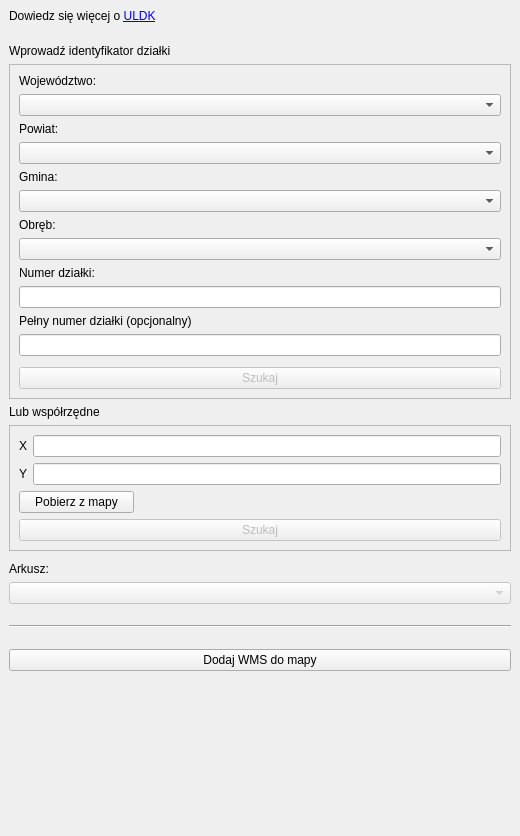
The window that wyszukiwarka-gugik-uldk/plugin_dockwidget_base.ui (gis-support/wyszukiwarka-gugik-uldk) describes before a commit, drawn with Qt 5.
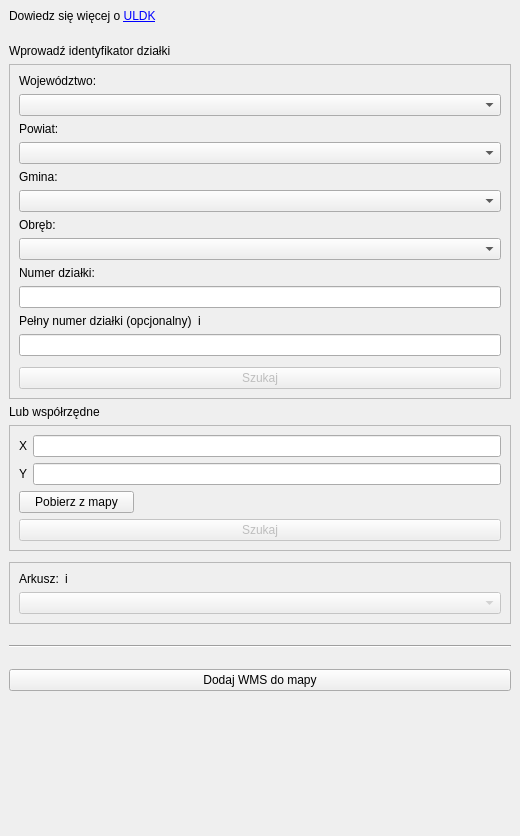
The same window after the commit.

The edit to the form file:
```diff
--- a/wyszukiwarka-gugik-uldk/plugin_dockwidget_base.ui
+++ b/wyszukiwarka-gugik-uldk/plugin_dockwidget_base.ui
@@ -147,7 +147,7 @@
             <string>Możesz ręcznie wpisać kod TERYT działki</string>
            </property>
            <property name="text">
-            <string/>
+            <string>i</string>
            </property>
            <property name="scaledContents">
             <bool>true</bool>
@@ -287,17 +287,48 @@
      </spacer>
     </item>
     <item>
+     <widget class="QFrame" name="frame_2">
+      <property name="frameShape">
+       <enum>QFrame::StyledPanel</enum>
+      </property>
+      <property name="frameShadow">
+       <enum>QFrame::Raised</enum>
+      </property>
+      <layout class="QFormLayout" name="formLayout_3">
+       <item row="0" column="0">
      <widget class="QLabel" name="label_sheet">
       <property name="text">
        <string>Arkusz:</string>
       </property>
      </widget>
     </item>
-    <item>
+       <item row="0" column="1">
+        <widget class="QLabel" name="label_info_sheet">
+         <property name="maximumSize">
+          <size>
+           <width>15</width>
+           <height>15</height>
+          </size>
+         </property>
+         <property name="toolTip">
+          <string>Możesz ręcznie wpisać kod TERYT działki</string>
+         </property>
+         <property name="text">
+          <string>i</string>
+         </property>
+         <property name="scaledContents">
+          <bool>true</bool>
+         </property>
+        </widget>
+       </item>
+       <item row="1" column="0" colspan="2">
      <widget class="QComboBox" name="combobox_sheet">
       <property name="enabled">
        <bool>false</bool>
       </property>
+        </widget>
+       </item>
+      </layout>
      </widget>
     </item>
     <item>
```
Left out of the diff: 2 changed lines with no effect on the pictures. Lines whose indentation alone changed are shown as unchanged.
